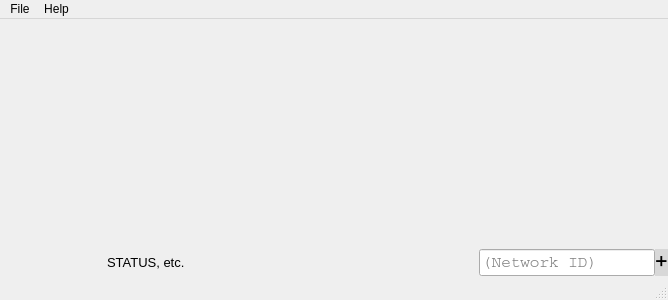
Qt form ZeroTierUI/mainwindow.ui (zerotier/ZeroTierOne) before a commit.
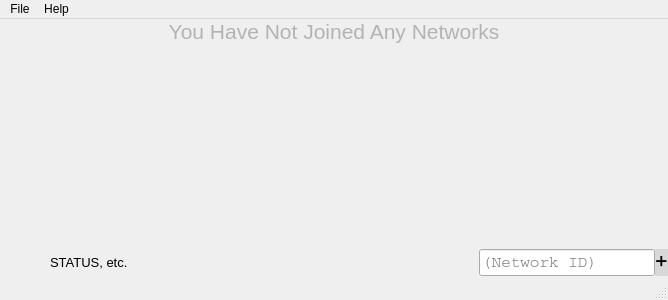
The same form after that commit. Icons and pictures are not drawn.

Commit message: Add "you have not joined any networks" placeholder if networks list is empty.

Patch:
```diff
--- a/ZeroTierUI/mainwindow.ui
+++ b/ZeroTierUI/mainwindow.ui
@@ -34,6 +34,73 @@
     <property name="bottomMargin">
      <number>0</number>
     </property>
+    <item>
+     <widget class="QLabel" name="noNetworksLabel">
+      <property name="palette">
+       <palette>
+        <active>
+         <colorrole role="WindowText">
+          <brush brushstyle="SolidPattern">
+           <color alpha="64">
+            <red>0</red>
+            <green>0</green>
+            <blue>0</blue>
+           </color>
+          </brush>
+         </colorrole>
+        </active>
+        <inactive>
+         <colorrole role="WindowText">
+          <brush brushstyle="SolidPattern">
+           <color alpha="64">
+            <red>0</red>
+            <green>0</green>
+            <blue>0</blue>
+           </color>
+          </brush>
+         </colorrole>
+        </inactive>
+        <disabled>
+         <colorrole role="WindowText">
+          <brush brushstyle="SolidPattern">
+           <color alpha="255">
+            <red>127</red>
+            <green>127</green>
+            <blue>127</blue>
+           </color>
+          </brush>
+         </colorrole>
+        </disabled>
+       </palette>
+      </property>
+      <property name="font">
+       <font>
+        <pointsize>16</pointsize>
+       </font>
+      </property>
+      <property name="frameShape">
+       <enum>QFrame::NoFrame</enum>
+      </property>
+      <property name="text">
+       <string>You Have Not Joined Any Networks</string>
+      </property>
+      <property name="textFormat">
+       <enum>Qt::PlainText</enum>
+      </property>
+      <property name="alignment">
+       <set>Qt::AlignCenter</set>
+      </property>
+      <property name="wordWrap">
+       <bool>true</bool>
+      </property>
+      <property name="margin">
+       <number>25</number>
+      </property>
+      <property name="textInteractionFlags">
+       <set>Qt::NoTextInteraction</set>
+      </property>
+     </widget>
+    </item>
     <item>
      <widget class="QListWidget" name="networkListWidget">
       <property name="focusPolicy">
@@ -135,7 +202,7 @@
 s</string>
          </property>
          <property name="text">
-          <string>          </string>
+          <string/>
          </property>
          <property name="flat">
           <bool>true</bool>
```
The commit also changes 1 other file.
